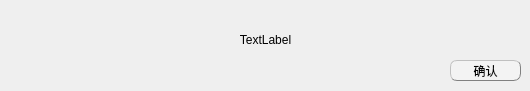
The window that deletesuccessdialog.ui (EsZHU/QtExamSystem) describes before a commit, drawn with Qt 5.
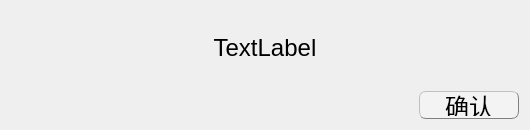
The same window after the commit.

Patch:
```diff
--- a/deletesuccessdialog.ui
+++ b/deletesuccessdialog.ui
@@ -7,36 +7,44 @@
     <x>0</x>
     <y>0</y>
     <width>530</width>
-    <height>91</height>
+    <height>130</height>
    </rect>
   </property>
   <property name="windowTitle">
    <string>Form</string>
   </property>
-  <widget class="QLabel" name="deleteSuccessLabel">
-   <property name="geometry">
-    <rect>
-     <x>0</x>
-     <y>30</y>
-     <width>531</width>
+  <layout class="QGridLayout" name="gridLayout">
+   <item row="2" column="0">
+    <spacer name="horizontalSpacer">
+     <property name="orientation">
+      <enum>Qt::Horizontal</enum>
+     </property>
+     <property name="sizeHint" stdset="0">
+      <size>
+       <width>40</width>
      <height>20</height>
-    </rect>
-   </property>
-   <property name="text">
-    <string>TextLabel</string>
-   </property>
-   <property name="alignment">
-    <set>Qt::AlignCenter</set>
-   </property>
-  </widget>
+      </size>
+     </property>
+    </spacer>
+   </item>
+   <item row="2" column="1">
   <widget class="QPushButton" name="pushButton">
-   <property name="geometry">
-    <rect>
-     <x>450</x>
-     <y>60</y>
-     <width>71</width>
-     <height>21</height>
-    </rect>
+     <property name="minimumSize">
+      <size>
+       <width>100</width>
+       <height>28</height>
+      </size>
+     </property>
+     <property name="maximumSize">
+      <size>
+       <width>100</width>
+       <height>28</height>
+      </size>
+     </property>
+     <property name="font">
+      <font>
+       <pointsize>18</pointsize>
+      </font>
    </property>
    <property name="styleSheet">
     <string notr="true">QPushButton{background-color: rgb(243, 243, 243);border:0.5px groove gray;border-radius:7px;padding:2px 4px;border-style: outset;}
@@ -47,6 +55,23 @@
     <string>确认</string>
    </property>
   </widget>
+   </item>
+   <item row="0" column="0" colspan="2">
+    <widget class="QLabel" name="deleteSuccessLabel">
+     <property name="font">
+      <font>
+       <pointsize>18</pointsize>
+      </font>
+     </property>
+     <property name="text">
+      <string>TextLabel</string>
+     </property>
+     <property name="alignment">
+      <set>Qt::AlignCenter</set>
+     </property>
+    </widget>
+   </item>
+  </layout>
  </widget>
  <resources/>
  <connections/>
```
Lines whose indentation alone changed are shown as unchanged.
